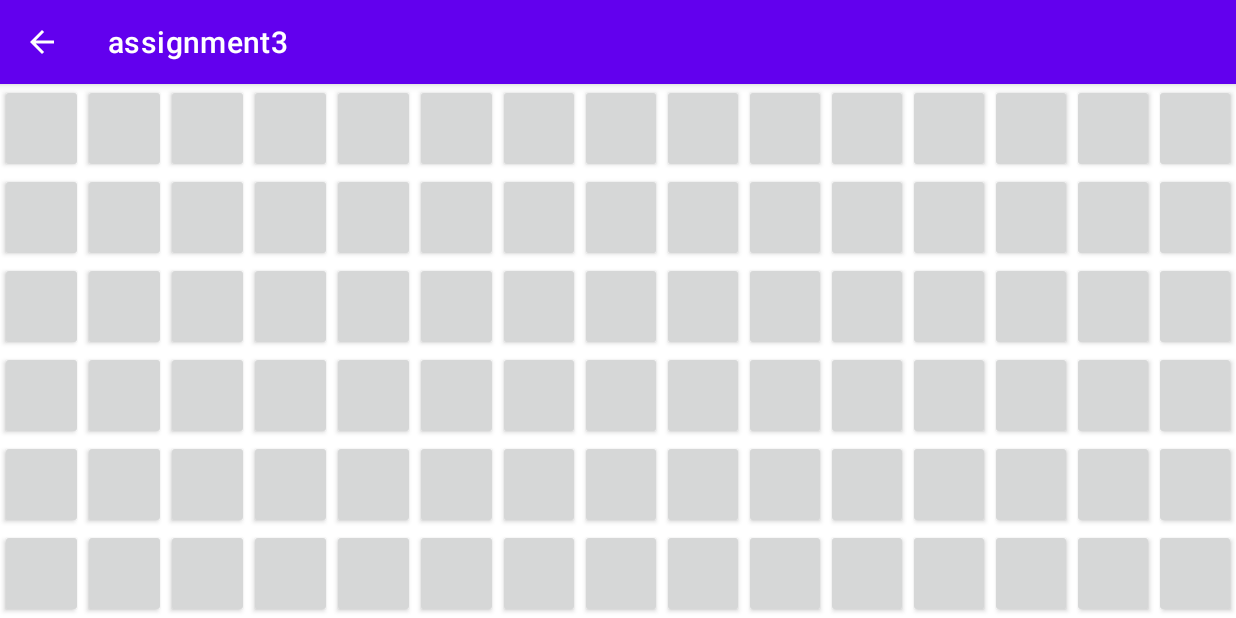
After one commit to FraserW123/PumpkinBash, an Android app: the GameScreen screen opened directly, with no data from a screen before it, on a phone screen of 824 x 412 dp (held sideways). The commit adds this screen. Run offline under Robolectric (Android 15) with nearby library versions, the phone set to English and light mode, and no system bars.

Commit message:
Setting up the layout of the game's screens along with dynamic buttons for GameScreen

```diff
--- /dev/null
+++ b/app/src/main/java/com/example/assignment3/GameScreen.java
@@ -0,0 +1,62 @@
+package com.example.assignment3;
+
+import android.content.Context;
+import android.content.Intent;
+import android.os.Bundle;
+import android.view.View;
+import android.widget.Button;
+import android.widget.TableLayout;
+import android.widget.TableRow;
+import android.widget.Toast;
+
+import androidx.appcompat.app.AppCompatActivity;
+
+public class GameScreen extends AppCompatActivity {
+    private static final int NUM_ROWS = 6;
+    private static final int NUM_COLS = 15;
+
+    @Override
+    protected void onCreate(Bundle savedInstanceState) {
+        super.onCreate(savedInstanceState);
+        setContentView(R.layout.game_screen);
+
+        populateButtons();
+    }
+
+    private void populateButtons() {
+        TableLayout table = (TableLayout) findViewById(R.id.tableForButtons);
+        for (int row = 0; row < NUM_ROWS; row++){
+            TableRow tableRow = new TableRow(this);
+            tableRow.setLayoutParams(new TableLayout.LayoutParams(
+                    TableLayout.LayoutParams.MATCH_PARENT,
+                    TableLayout.LayoutParams.MATCH_PARENT,
+                    1.0f));
+            table.addView(tableRow);
+
+            for (int col = 0; col < NUM_COLS; col++){
+                Button button = new Button(this);
+                button.setLayoutParams(new TableRow.LayoutParams(
+                        TableRow.LayoutParams.MATCH_PARENT,
+                        TableRow.LayoutParams.MATCH_PARENT,
+                        1.0f));
+
+                button.setOnClickListener(new View.OnClickListener(){
+                    @Override
+                    public void onClick(View v){
+                        gridButtonClicked();
+                    }
+                });
+                tableRow.addView(button);
+
+            }
+        }
+    }
+
+    private void gridButtonClicked(){
+        Toast.makeText(this, "Button clicked", Toast.LENGTH_SHORT).show();
+    }
+
+    public static Intent makeIntent(Context context){
+        return new Intent(context, GameScreen.class);
+    }
+}
--- /dev/null
+++ b/app/src/main/res/layout/game_screen.xml
@@ -0,0 +1,20 @@
+<?xml version="1.0" encoding="utf-8"?>
+<androidx.constraintlayout.widget.ConstraintLayout xmlns:android="http://schemas.android.com/apk/res/android"
+    xmlns:app="http://schemas.android.com/apk/res-auto"
+    xmlns:tools="http://schemas.android.com/tools"
+    android:layout_width="match_parent"
+    android:layout_height="match_parent"
+    tools:context=".GameScreen">
+
+    <TableLayout
+        android:id="@+id/tableForButtons"
+        android:layout_width="match_parent"
+        android:layout_height="match_parent"
+        android:stretchColumns="*"
+        tools:ignore="MissingConstraints"
+        tools:layout_editor_absoluteX="8dp"
+        tools:layout_editor_absoluteY="2dp">
+
+    </TableLayout>
+
+</androidx.constraintlayout.widget.ConstraintLayout>
```
Also changed, not shown: app/src/main/AndroidManifest.xml (+22 -2 lines), app/src/main/java/com/example/assignment3/HelpScreen.java (added, +20 -0 lines), app/src/main/java/com/example/assignment3/MainActivity.java (deleted, +0 -14 lines), app/src/main/java/com/example/assignment3/MainMenu.java (added, +68 -0 lines), app/src/main/java/com/example/assignment3/OptionsScreen.java (added, +20 -0 lines), app/src/main/java/com/example/assignment3/WelcomeScreen.java (added, +37 -0 lines), app/src/main/res/layout/help_screen.xml (added, +9 -0 lines), app/src/main/res/layout/main_menu.xml (added, +42 -0 lines), app/src/main/res/layout/options_screen.xml (added, +9 -0 lines), app/src/main/res/layout/welcome_screen.xml (renamed from app/src/main/res/layout/activity_main.xml, +4 -3 lines).
